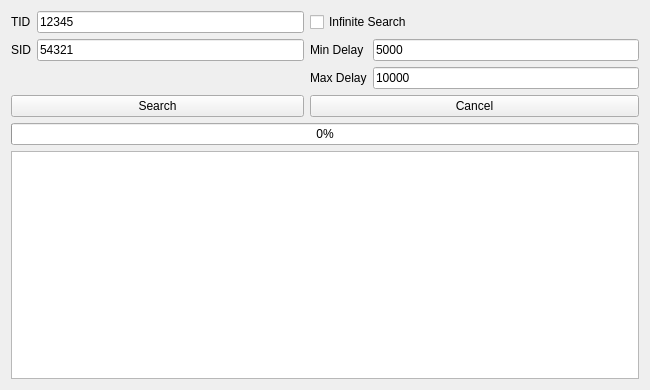
Above: Forms/MainWindow.ui from Admiral-Fish/Gen4IDs before the change. Below: the same form after it.
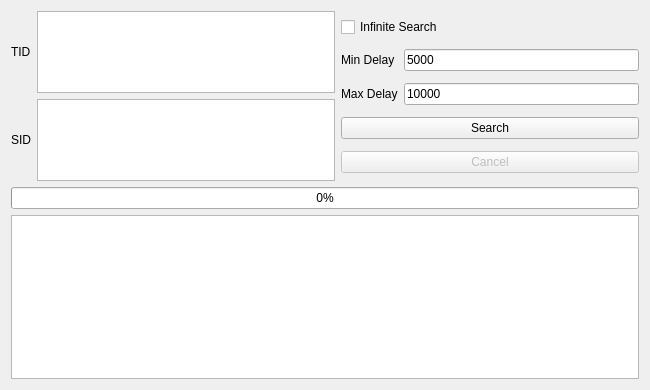
That is the form after the change. Custom widgets are drawn as their Qt base class.

```diff
--- a/Forms/MainWindow.ui
+++ b/Forms/MainWindow.ui
@@ -22,42 +22,36 @@
   <widget class="QWidget" name="centralWidget">
    <layout class="QGridLayout" name="gridLayout_2">
     <item row="0" column="0">
+     <widget class="QLabel" name="labelTID">
+      <property name="sizePolicy">
+       <sizepolicy hsizetype="Fixed" vsizetype="Preferred">
+        <horstretch>0</horstretch>
+        <verstretch>1</verstretch>
+       </sizepolicy>
+      </property>
+      <property name="text">
+       <string>TID</string>
+      </property>
+     </widget>
+    </item>
+    <item row="0" column="1">
+     <widget class="QTextEdit" name="textEditTID">
+      <property name="sizePolicy">
+       <sizepolicy hsizetype="Preferred" vsizetype="Preferred">
+        <horstretch>0</horstretch>
+        <verstretch>1</verstretch>
+       </sizepolicy>
+      </property>
+     </widget>
+    </item>
+    <item row="0" column="2" rowspan="2">
      <layout class="QGridLayout" name="gridLayout">
-      <item row="0" column="0">
-       <widget class="QLabel" name="labelTID">
-        <property name="sizePolicy">
-         <sizepolicy hsizetype="Fixed" vsizetype="Preferred">
-          <horstretch>0</horstretch>
-          <verstretch>0</verstretch>
-         </sizepolicy>
-        </property>
-        <property name="text">
-         <string>TID</string>
-        </property>
-       </widget>
-      </item>
-      <item row="0" column="1">
-       <widget class="QTextBox" name="textBoxTID">
-        <property name="sizePolicy">
-         <sizepolicy hsizetype="Preferred" vsizetype="Fixed">
-          <horstretch>0</horstretch>
-          <verstretch>0</verstretch>
-         </sizepolicy>
-        </property>
-        <property name="text">
-         <string notr="true">12345</string>
-        </property>
-        <property name="maxLength">
-         <number>5</number>
-        </property>
-       </widget>
-      </item>
-      <item row="0" column="2" colspan="2">
+      <item row="0" column="0" colspan="2">
        <widget class="QCheckBox" name="checkBoxInfiniteSearch">
         <property name="sizePolicy">
          <sizepolicy hsizetype="Preferred" vsizetype="Fixed">
           <horstretch>0</horstretch>
-          <verstretch>0</verstretch>
+          <verstretch>1</verstretch>
          </sizepolicy>
         </property>
         <property name="text">
@@ -66,40 +60,11 @@
        </widget>
       </item>
       <item row="1" column="0">
-       <widget class="QLabel" name="labelSID">
-        <property name="sizePolicy">
-         <sizepolicy hsizetype="Fixed" vsizetype="Preferred">
-          <horstretch>0</horstretch>
-          <verstretch>0</verstretch>
-         </sizepolicy>
-        </property>
-        <property name="text">
-         <string>SID</string>
-        </property>
-       </widget>
-      </item>
-      <item row="1" column="1">
-       <widget class="QTextBox" name="textBoxSID">
-        <property name="sizePolicy">
-         <sizepolicy hsizetype="Preferred" vsizetype="Fixed">
-          <horstretch>0</horstretch>
-          <verstretch>0</verstretch>
-         </sizepolicy>
-        </property>
-        <property name="text">
-         <string notr="true">54321</string>
-        </property>
-        <property name="maxLength">
-         <number>5</number>
-        </property>
-       </widget>
-      </item>
-      <item row="1" column="2">
        <widget class="QLabel" name="labelMinDelay">
         <property name="sizePolicy">
          <sizepolicy hsizetype="Fixed" vsizetype="Preferred">
           <horstretch>0</horstretch>
-          <verstretch>0</verstretch>
+          <verstretch>1</verstretch>
          </sizepolicy>
         </property>
         <property name="text">
@@ -107,12 +72,12 @@
         </property>
        </widget>
       </item>
-      <item row="1" column="3">
-       <widget class="QTextBox" name="textBoxMinDelay">
+      <item row="1" column="1">
+       <widget class="TextBox" name="textBoxMinDelay">
         <property name="sizePolicy">
          <sizepolicy hsizetype="Preferred" vsizetype="Fixed">
           <horstretch>0</horstretch>
-          <verstretch>0</verstretch>
+          <verstretch>1</verstretch>
          </sizepolicy>
         </property>
         <property name="text">
@@ -123,12 +88,12 @@
         </property>
        </widget>
       </item>
-      <item row="2" column="2">
+      <item row="2" column="0">
        <widget class="QLabel" name="labelMaxDelay">
         <property name="sizePolicy">
          <sizepolicy hsizetype="Fixed" vsizetype="Preferred">
           <horstretch>0</horstretch>
-          <verstretch>0</verstretch>
+          <verstretch>1</verstretch>
          </sizepolicy>
         </property>
         <property name="text">
@@ -136,12 +101,12 @@
         </property>
        </widget>
       </item>
-      <item row="2" column="3">
-       <widget class="QTextBox" name="textBoxMaxDelay">
+      <item row="2" column="1">
+       <widget class="TextBox" name="textBoxMaxDelay">
         <property name="sizePolicy">
          <sizepolicy hsizetype="Preferred" vsizetype="Fixed">
           <horstretch>0</horstretch>
-          <verstretch>0</verstretch>
+          <verstretch>1</verstretch>
          </sizepolicy>
         </property>
         <property name="text">
@@ -154,13 +119,28 @@
       </item>
       <item row="3" column="0" colspan="2">
        <widget class="QPushButton" name="pushButtonSearch">
+        <property name="sizePolicy">
+         <sizepolicy hsizetype="Minimum" vsizetype="Fixed">
+          <horstretch>0</horstretch>
+          <verstretch>1</verstretch>
+         </sizepolicy>
+        </property>
         <property name="text">
          <string>Search</string>
         </property>
        </widget>
       </item>
-      <item row="3" column="2" colspan="2">
+      <item row="4" column="0" colspan="2">
        <widget class="QPushButton" name="pushButtonCancel">
+        <property name="enabled">
+         <bool>false</bool>
+        </property>
+        <property name="sizePolicy">
+         <sizepolicy hsizetype="Minimum" vsizetype="Fixed">
+          <horstretch>0</horstretch>
+          <verstretch>1</verstretch>
+         </sizepolicy>
+        </property>
         <property name="text">
          <string>Cancel</string>
         </property>
@@ -169,7 +149,52 @@
      </layout>
     </item>
     <item row="1" column="0">
+     <widget class="QLabel" name="labelSID">
+      <property name="sizePolicy">
+       <sizepolicy hsizetype="Fixed" vsizetype="Preferred">
+        <horstretch>0</horstretch>
+        <verstretch>1</verstretch>
+       </sizepolicy>
+      </property>
+      <property name="text">
+       <string>SID</string>
+      </property>
+     </widget>
+    </item>
+    <item row="1" column="1">
+     <widget class="QTextEdit" name="textEditSID">
+      <property name="sizePolicy">
+       <sizepolicy hsizetype="Preferred" vsizetype="Preferred">
+        <horstretch>0</horstretch>
+        <verstretch>1</verstretch>
+       </sizepolicy>
+      </property>
+     </widget>
+    </item>
+    <item row="3" column="0" colspan="3">
+     <widget class="QTableView" name="tableView">
+      <property name="sizePolicy">
+       <sizepolicy hsizetype="Expanding" vsizetype="Expanding">
+        <horstretch>0</horstretch>
+        <verstretch>2</verstretch>
+       </sizepolicy>
+      </property>
+      <attribute name="verticalHeaderVisible">
+       <bool>false</bool>
+      </attribute>
+      <attribute name="verticalHeaderHighlightSections">
+       <bool>false</bool>
+      </attribute>
+     </widget>
+    </item>
+    <item row="2" column="0" colspan="3">
      <widget class="QProgressBar" name="progressBar">
+      <property name="sizePolicy">
+       <sizepolicy hsizetype="Expanding" vsizetype="Fixed">
+        <horstretch>0</horstretch>
+        <verstretch>1</verstretch>
+       </sizepolicy>
+      </property>
       <property name="value">
        <number>0</number>
       </property>
@@ -178,30 +203,18 @@
       </property>
      </widget>
     </item>
-    <item row="2" column="0">
-     <widget class="QTableView" name="tableView">
-      <attribute name="verticalHeaderVisible">
-       <bool>false</bool>
-      </attribute>
-      <attribute name="verticalHeaderHighlightSections">
-       <bool>false</bool>
-      </attribute>
-     </widget>
-    </item>
    </layout>
   </widget>
  </widget>
  <layoutdefault spacing="6" margin="11"/>
  <customwidgets>
   <customwidget>
-   <class>QTextBox</class>
+   <class>TextBox</class>
    <extends>QLineEdit</extends>
-   <header>Controls/QTextBox.hpp</header>
+   <header>Forms/Controls/TextBox.hpp</header>
   </customwidget>
  </customwidgets>
  <tabstops>
-  <tabstop>textBoxTID</tabstop>
-  <tabstop>textBoxSID</tabstop>
   <tabstop>checkBoxInfiniteSearch</tabstop>
   <tabstop>textBoxMinDelay</tabstop>
   <tabstop>textBoxMaxDelay</tabstop>
@@ -210,5 +223,38 @@
   <tabstop>tableView</tabstop>
  </tabstops>
  <resources/>
- <connections/>
+ <connections>
+  <connection>
+   <sender>checkBoxInfiniteSearch</sender>
+   <signal>clicked(bool)</signal>
+   <receiver>textBoxMinDelay</receiver>
+   <slot>setDisabled(bool)</slot>
+   <hints>
+    <hint type="sourcelabel">
+     <x>380</x>
+     <y>25</y>
+    </hint>
+    <hint type="destinationlabel">
+     <x>466</x>
+     <y>57</y>
+    </hint>
+   </hints>
+  </connection>
+  <connection>
+   <sender>checkBoxInfiniteSearch</sender>
+   <signal>clicked(bool)</signal>
+   <receiver>textBoxMaxDelay</receiver>
+   <slot>setDisabled(bool)</slot>
+   <hints>
+    <hint type="sourcelabel">
+     <x>350</x>
+     <y>28</y>
+    </hint>
+    <hint type="destinationlabel">
+     <x>435</x>
+     <y>90</y>
+    </hint>
+   </hints>
+  </connection>
+ </connections>
 </ui>
```
